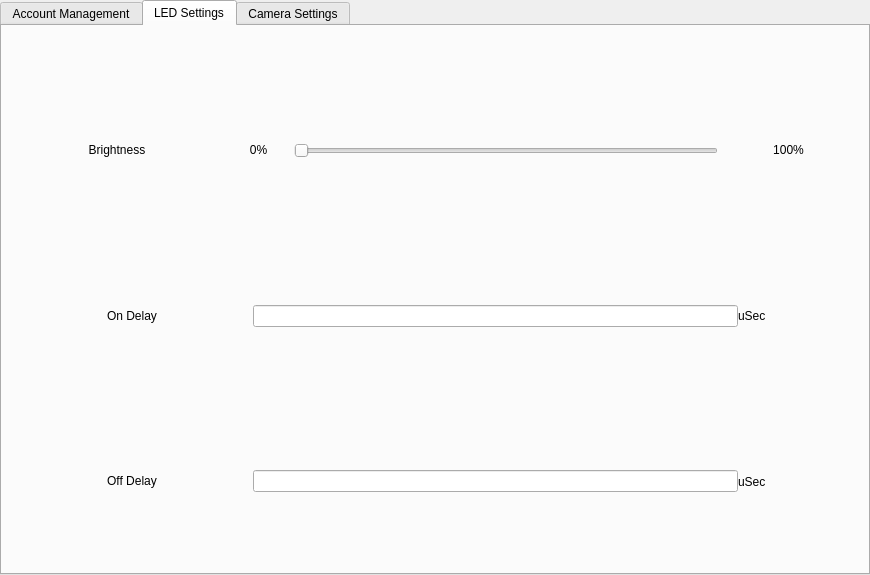
This is MobilePlatform/AdminWidget.ui in shuaih7/MobilePlatform as Qt 5 draws it before an edit. The edited form follows.
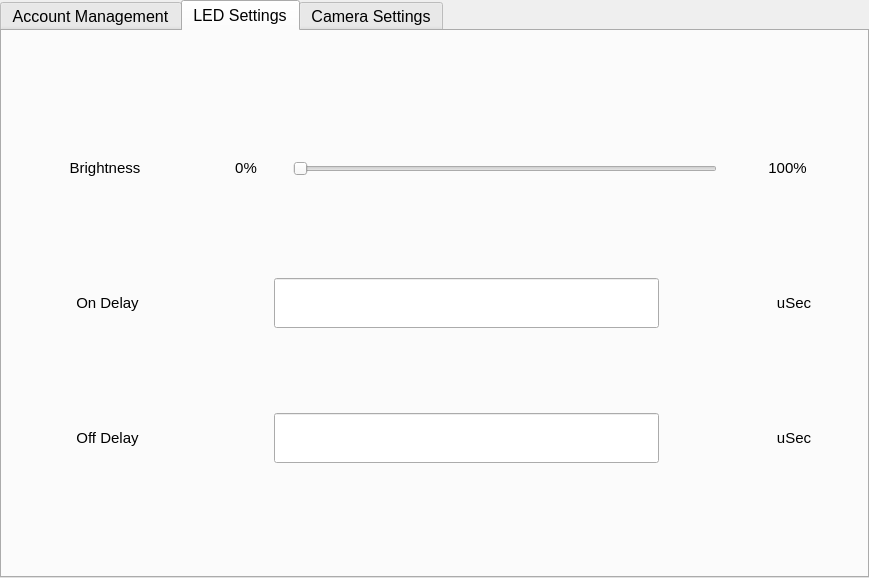
This is the edited form. The open tabs and pages were chosen to show the change.

```diff
--- a/MobilePlatform/AdminWidget.ui
+++ b/MobilePlatform/AdminWidget.ui
@@ -6,8 +6,8 @@
    <rect>
     <x>0</x>
     <y>0</y>
-    <width>870</width>
-    <height>575</height>
+    <width>869</width>
+    <height>578</height>
    </rect>
   </property>
   <property name="minimumSize">
@@ -16,6 +16,12 @@
     <height>555</height>
    </size>
   </property>
+  <property name="font">
+   <font>
+    <family>Segoe UI</family>
+    <pointsize>12</pointsize>
+   </font>
+  </property>
   <property name="windowTitle">
    <string>Administrator Settings</string>
   </property>
@@ -106,38 +112,47 @@
    </layout>
   </widget>
   <widget class="QWidget" name="tab_led">
+   <property name="font">
+    <font>
+     <family>Segoe UI</family>
+     <pointsize>12</pointsize>
+    </font>
+   </property>
    <attribute name="title">
     <string>LED Settings</string>
    </attribute>
    <layout class="QGridLayout" name="gridLayout_3">
     <item row="0" column="0">
-     <layout class="QVBoxLayout" name="verticalLayout_5" stretch="1,5,5,5">
-      <property name="spacing">
-       <number>0</number>
-      </property>
+     <layout class="QVBoxLayout" name="verticalLayout_5" stretch="1,2,2,2,1">
       <item>
-       <widget class="QLabel" name="label_fill">
-        <property name="text">
-         <string/>
+       <spacer name="verticalSpacer">
+        <property name="orientation">
+         <enum>Qt::Vertical</enum>
         </property>
-       </widget>
+        <property name="sizeHint" stdset="0">
+         <size>
+          <width>20</width>
+          <height>40</height>
+         </size>
+        </property>
+       </spacer>
       </item>
       <item>
-       <layout class="QHBoxLayout" name="horizontalLayout_4" stretch="3,1,6,2">
+       <layout class="QHBoxLayout" name="horizontalLayout_4" stretch="4,2,9,3">
         <property name="spacing">
          <number>0</number>
         </property>
         <item>
          <widget class="QLabel" name="bright_label">
           <property name="text">
-           <string>&lt;html&gt;&lt;head/&gt;&lt;body&gt;&lt;p align=&quot;center&quot;&gt;Brightness&lt;/p&gt;&lt;/body&gt;&lt;/html&gt;</string>
+           <string>&lt;html&gt;&lt;head/&gt;&lt;body&gt;&lt;p align=&quot;center&quot;&gt;&lt;span style=&quot; font-size:11pt;&quot;&gt;Brightness&lt;/span&gt;&lt;/p&gt;&lt;/body&gt;&lt;/html&gt;</string>
           </property>
          </widget>
         </item>
         <item>
          <widget class="QLabel" name="label_left_slider">
           <property name="text">
-           <string>&lt;html&gt;&lt;head/&gt;&lt;body&gt;&lt;p align=&quot;center&quot;&gt;0%&lt;/p&gt;&lt;/body&gt;&lt;/html&gt;</string>
+           <string>&lt;html&gt;&lt;head/&gt;&lt;body&gt;&lt;p align=&quot;center&quot;&gt;&lt;span style=&quot; font-size:11pt;&quot;&gt;0%&lt;/span&gt;&lt;/p&gt;&lt;/body&gt;&lt;/html&gt;</string>
           </property>
          </widget>
         </item>
@@ -151,54 +166,139 @@
         <item>
          <widget class="QLabel" name="label_right_slider">
           <property name="text">
-           <string>&lt;html&gt;&lt;head/&gt;&lt;body&gt;&lt;p align=&quot;center&quot;&gt;100%&lt;/p&gt;&lt;/body&gt;&lt;/html&gt;</string>
+           <string>&lt;html&gt;&lt;head/&gt;&lt;body&gt;&lt;p align=&quot;center&quot;&gt;&lt;span style=&quot; font-size:11pt;&quot;&gt;100%&lt;/span&gt;&lt;/p&gt;&lt;/body&gt;&lt;/html&gt;</string>
           </property>
          </widget>
         </item>
        </layout>
       </item>
       <item>
-       <layout class="QHBoxLayout" name="horizontalLayout_5" stretch="2,4,1">
+       <layout class="QHBoxLayout" name="horizontalLayout_5" stretch="3,1,6,1,2">
         <item>
          <widget class="QLabel" name="label_ondelay">
           <property name="text">
-           <string>&lt;html&gt;&lt;head/&gt;&lt;body&gt;&lt;p align=&quot;center&quot;&gt;On Delay&lt;/p&gt;&lt;/body&gt;&lt;/html&gt;</string>
+           <string>&lt;html&gt;&lt;head/&gt;&lt;body&gt;&lt;p align=&quot;center&quot;&gt;&lt;span style=&quot; font-size:11pt;&quot;&gt;On Delay&lt;/span&gt;&lt;/p&gt;&lt;/body&gt;&lt;/html&gt;</string>
           </property>
          </widget>
         </item>
         <item>
-         <widget class="QLineEdit" name="line_ondelay"/>
+         <spacer name="horizontalSpacer_5">
+          <property name="orientation">
+           <enum>Qt::Horizontal</enum>
+          </property>
+          <property name="sizeHint" stdset="0">
+           <size>
+            <width>40</width>
+            <height>20</height>
+           </size>
+          </property>
+         </spacer>
+        </item>
+        <item>
+         <widget class="QLineEdit" name="line_ondelay">
+          <property name="minimumSize">
+           <size>
+            <width>0</width>
+            <height>50</height>
+           </size>
+          </property>
+         </widget>
+        </item>
+        <item>
+         <spacer name="horizontalSpacer_3">
+          <property name="orientation">
+           <enum>Qt::Horizontal</enum>
+          </property>
+          <property name="sizeHint" stdset="0">
+           <size>
+            <width>40</width>
+            <height>20</height>
+           </size>
+          </property>
+         </spacer>
         </item>
         <item>
          <widget class="QLabel" name="units1">
           <property name="text">
-           <string>uSec</string>
+           <string>&lt;html&gt;&lt;head/&gt;&lt;body&gt;&lt;p align=&quot;center&quot;&gt;&lt;span style=&quot; font-size:11pt;&quot;&gt;uSec&lt;/span&gt;&lt;/p&gt;&lt;/body&gt;&lt;/html&gt;</string>
           </property>
          </widget>
         </item>
        </layout>
       </item>
       <item>
-       <layout class="QHBoxLayout" name="horizontalLayout_6" stretch="2,4,1">
+       <layout class="QHBoxLayout" name="horizontalLayout_6" stretch="3,1,6,1,2">
         <item>
          <widget class="QLabel" name="label_offdelay">
           <property name="text">
-           <string>&lt;html&gt;&lt;head/&gt;&lt;body&gt;&lt;p align=&quot;center&quot;&gt;Off Delay&lt;/p&gt;&lt;/body&gt;&lt;/html&gt;</string>
+           <string>&lt;html&gt;&lt;head/&gt;&lt;body&gt;&lt;p align=&quot;center&quot;&gt;&lt;span style=&quot; font-size:11pt;&quot;&gt;Off Delay&lt;/span&gt;&lt;/p&gt;&lt;/body&gt;&lt;/html&gt;</string>
           </property>
          </widget>
         </item>
         <item>
-         <widget class="QLineEdit" name="line_offdelay"/>
+         <spacer name="horizontalSpacer_6">
+          <property name="orientation">
+           <enum>Qt::Horizontal</enum>
+          </property>
+          <property name="sizeHint" stdset="0">
+           <size>
+            <width>40</width>
+            <height>20</height>
+           </size>
+          </property>
+         </spacer>
+        </item>
+        <item>
+         <widget class="QLineEdit" name="line_offdelay">
+          <property name="sizePolicy">
+           <sizepolicy hsizetype="Preferred" vsizetype="Fixed">
+            <horstretch>0</horstretch>
+            <verstretch>0</verstretch>
+           </sizepolicy>
+          </property>
+          <property name="minimumSize">
+           <size>
+            <width>0</width>
+            <height>50</height>
+           </size>
+          </property>
+         </widget>
+        </item>
+        <item>
+         <spacer name="horizontalSpacer_4">
+          <property name="orientation">
+           <enum>Qt::Horizontal</enum>
+          </property>
+          <property name="sizeHint" stdset="0">
+           <size>
+            <width>40</width>
+            <height>20</height>
+           </size>
+          </property>
+         </spacer>
         </item>
         <item>
          <widget class="QLabel" name="units2">
           <property name="text">
-           <string>uSec</string>
+           <string>&lt;html&gt;&lt;head/&gt;&lt;body&gt;&lt;p align=&quot;center&quot;&gt;&lt;span style=&quot; font-size:11pt;&quot;&gt;uSec&lt;/span&gt;&lt;/p&gt;&lt;/body&gt;&lt;/html&gt;</string>
           </property>
          </widget>
         </item>
        </layout>
       </item>
+      <item>
+       <spacer name="verticalSpacer_2">
+        <property name="orientation">
+         <enum>Qt::Vertical</enum>
+        </property>
+        <property name="sizeHint" stdset="0">
+         <size>
+          <width>20</width>
+          <height>40</height>
+         </size>
+        </property>
+       </spacer>
+      </item>
      </layout>
     </item>
    </layout>
```
Left out of the diff: 94 changed lines with no effect on the pictures.
